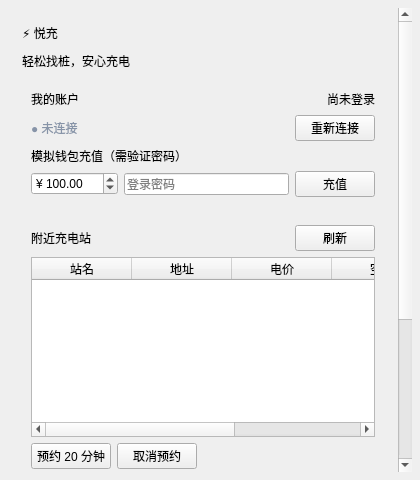
Old version of the form user_client/userwindow.ui in the repository enzooli26/codex.1.
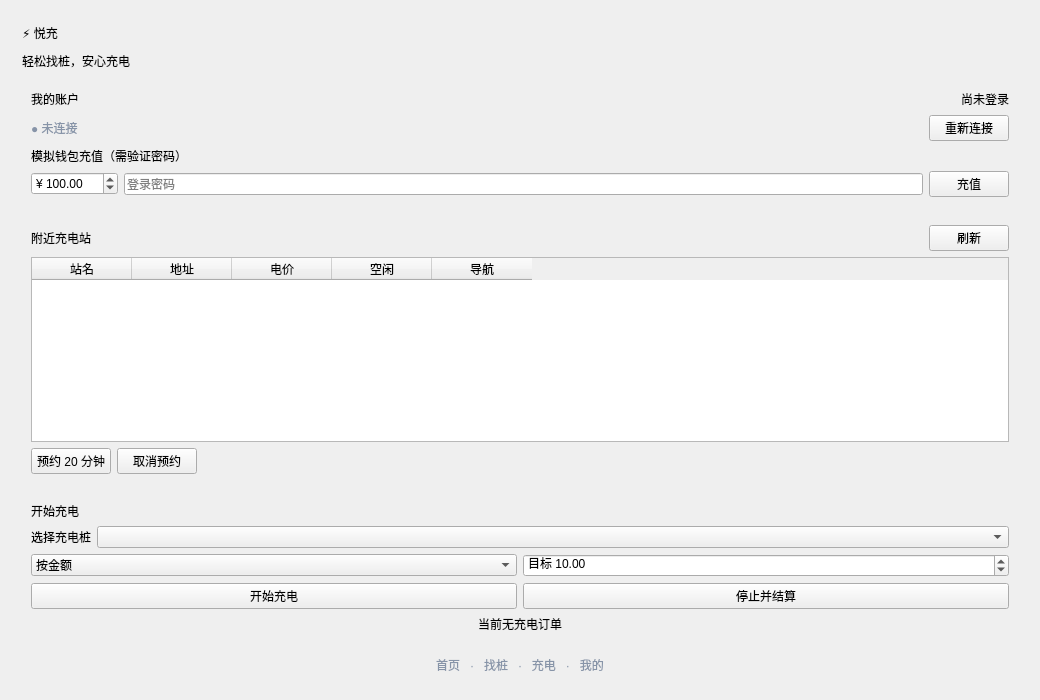
New version of the form.

Commit message: feat: add desktop navigation and user order views

Patch:
```diff
--- a/user_client/userwindow.ui
+++ b/user_client/userwindow.ui
@@ -3,7 +3,8 @@
  <class>UserWindow</class>
  <widget class="QMainWindow" name="UserWindow">
   <property name="windowTitle"><string>悦充 · 用户端</string></property>
-  <property name="minimumSize"><size><width>420</width><height>480</height></size></property>
+  <property name="geometry"><rect><x>0</x><y>0</y><width>1040</width><height>700</height></rect></property>
+  <property name="minimumSize"><size><width>900</width><height>620</height></size></property>
   <property name="styleSheet"><string notr="true">QMainWindow,QWidget#centralwidget{background:#eef3f9;color:#23314a;font-family:&quot;Microsoft YaHei&quot;;font-size:14px} QFrame#phoneShell{background:#f7f9fc;border:1px solid #dce4ef;border-radius:24px} QFrame.card{background:#ffffff;border:1px solid #e5eaf1;border-radius:14px} QLabel#brandLabel{font-size:26px;font-weight:700;color:#2457d6} QLabel#sloganLabel{color:#8190a7} QLabel.sectionTitle{font-size:16px;font-weight:700;color:#263550} QLabel#balanceLabel{font-size:24px;font-weight:700;color:#2457d6} QLabel#statusLabel{color:#d85b6a;font-weight:600} QLabel#chargeStatusLabel{background:#edf3ff;color:#315fc4;border-radius:9px;padding:10px;font-weight:600} QLineEdit,QSpinBox,QDoubleSpinBox,QComboBox{background:#f7f9fd;border:1px solid #d9e1ec;border-radius:8px;padding:8px;min-height:24px;color:#273650;selection-background-color:#4878e8} QLineEdit:focus,QSpinBox:focus,QDoubleSpinBox:focus,QComboBox:focus{border:1px solid #4878e8;background:#ffffff} QPushButton{background:#416fe3;border:0;border-radius:9px;padding:9px 12px;min-height:24px;color:#ffffff;font-weight:600} QPushButton:hover{background:#315fd1} QPushButton:pressed{background:#254da9} QPushButton.secondary{background:#edf2fb;color:#3d5f9f;border:1px solid #d9e3f4} QPushButton.danger{background:#fff0f2;color:#cc5062;border:1px solid #f4d4da} QTableWidget{background:#ffffff;alternate-background-color:#f8faff;border:1px solid #e5eaf1;border-radius:9px;gridline-color:#edf1f6;color:#344158} QHeaderView::section{background:#f2f6fb;color:#6b7b92;border:0;border-right:1px solid #e4eaf2;padding:7px;font-weight:600} QTableWidget::item{padding:4px} QTableWidget::item:selected{background:#dfe8ff;color:#244ba6} QScrollBar:vertical{background:transparent;width:8px;border-radius:4px;margin:2px} QScrollBar::handle:vertical{background:#c0c8d8;border-radius:4px;min-height:24px} QScrollBar::handle:vertical:hover{background:#a0aac0} QScrollBar::add-line:vertical,QScrollBar::s</string></property>
   <widget class="QWidget" name="centralwidget">
    <layout class="QVBoxLayout" name="outerLayout">
```
The commit also changes 2 other files.
